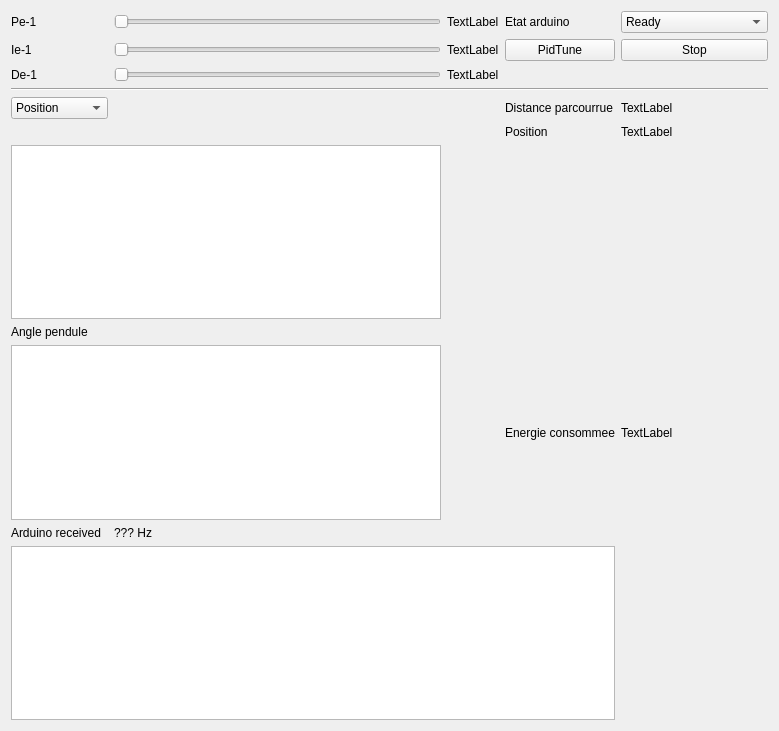
Before: the Qt Designer form rpi/mainwindow.ui in GiantLionTurtle/P7_s3, drawn with Qt 5.
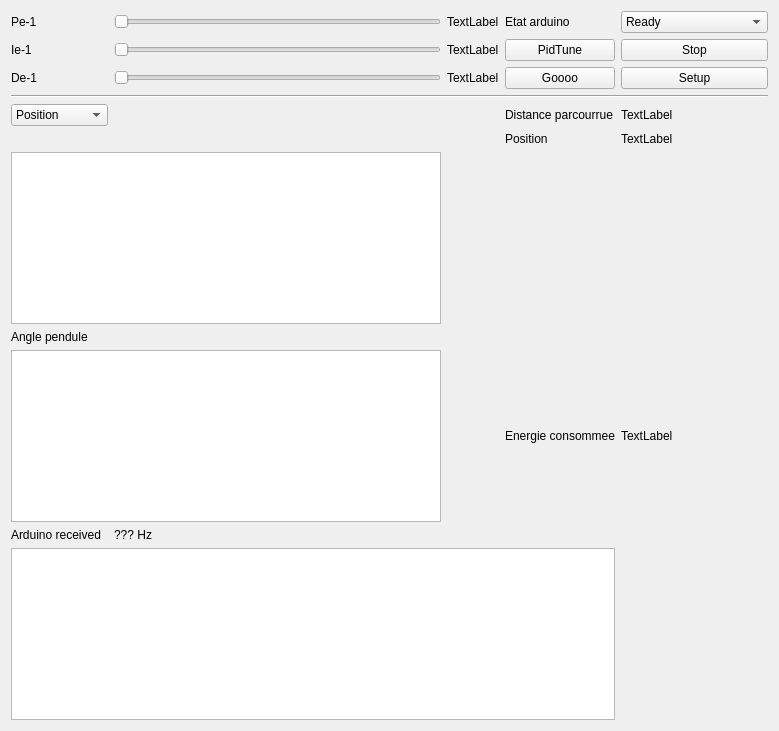
After: the same form once the commit is applied. Custom widgets are drawn as their Qt base class.

What changed in the file:
```diff
--- a/rpi/mainwindow.ui
+++ b/rpi/mainwindow.ui
@@ -278,6 +278,20 @@
       </property>
      </widget>
     </item>
+    <item row="3" column="3">
+     <widget class="QPushButton" name="Go_btn">
+      <property name="text">
+       <string>Goooo</string>
+      </property>
+     </widget>
+    </item>
+    <item row="3" column="4">
+     <widget class="QPushButton" name="Setup_btn">
+      <property name="text">
+       <string>Setup</string>
+      </property>
+     </widget>
+    </item>
    </layout>
   </widget>
  </widget>
```
Left out of the diff: 15 changed lines with no effect on the pictures.
